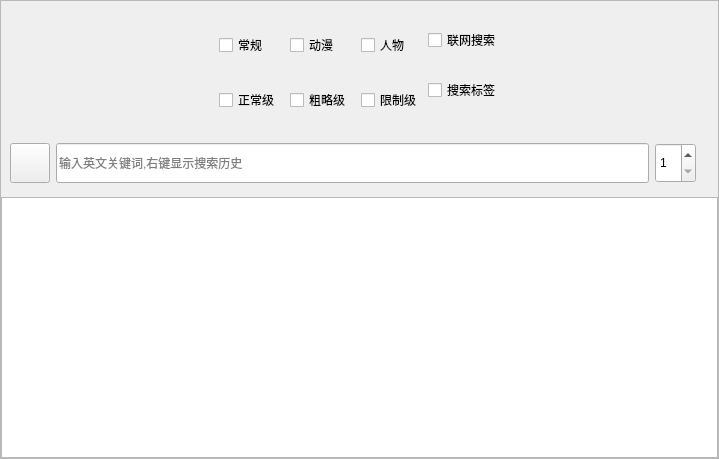
Above: FrameFlow/SubAPI/WallHaven/Desktop/SearchPage/DesignFile/SearchPage.ui from YUN-LJ/FrameFlow before the change. Below: the same form after it.
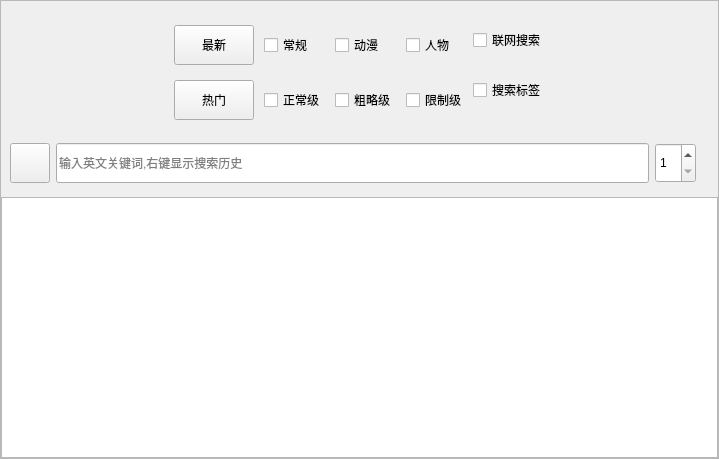
That is the form after the change. Custom widgets are drawn as their Qt base class.

Patch:
```diff
--- a/FrameFlow/SubAPI/WallHaven/Desktop/SearchPage/DesignFile/SearchPage.ui
+++ b/FrameFlow/SubAPI/WallHaven/Desktop/SearchPage/DesignFile/SearchPage.ui
@@ -109,8 +109,21 @@
               <property name="verticalSpacing">
                <number>15</number>
               </property>
-              <item row="0" column="0">
-               <widget class="CheckBox" name="checkBox_general">
+              <item row="0" column="3">
+               <widget class="TogglePushButton" name="checkBox_people">
+                <property name="minimumSize">
+                 <size>
+                  <width>0</width>
+                  <height>40</height>
+                 </size>
+                </property>
+                <property name="text">
+                 <string>人物</string>
+                </property>
+               </widget>
+              </item>
+              <item row="0" column="1">
+               <widget class="TogglePushButton" name="checkBox_general">
                 <property name="minimumSize">
                  <size>
                   <width>0</width>
@@ -123,33 +136,7 @@
                </widget>
               </item>
               <item row="1" column="1">
-               <widget class="CheckBox" name="checkBox_sketchy">
-                <property name="minimumSize">
-                 <size>
-                  <width>0</width>
-                  <height>40</height>
-                 </size>
-                </property>
-                <property name="text">
-                 <string>粗略级</string>
-                </property>
-               </widget>
-              </item>
-              <item row="0" column="1">
-               <widget class="CheckBox" name="checkBox_anime">
-                <property name="minimumSize">
-                 <size>
-                  <width>0</width>
-                  <height>40</height>
-                 </size>
-                </property>
-                <property name="text">
-                 <string>动漫</string>
-                </property>
-               </widget>
-              </item>
-              <item row="1" column="0">
-               <widget class="CheckBox" name="checkBox_sfw">
+               <widget class="TogglePushButton" name="checkBox_sfw">
                 <property name="minimumSize">
                  <size>
                   <width>0</width>
@@ -161,8 +148,8 @@
                 </property>
                </widget>
               </item>
-              <item row="1" column="2">
-               <widget class="CheckBox" name="checkBox_nsfw">
+              <item row="1" column="3">
+               <widget class="TogglePushButton" name="checkBox_nsfw">
                 <property name="minimumSize">
                  <size>
                   <width>0</width>
@@ -174,8 +161,21 @@
                 </property>
                </widget>
               </item>
+              <item row="1" column="2">
+               <widget class="TogglePushButton" name="checkBox_sketchy">
+                <property name="minimumSize">
+                 <size>
+                  <width>0</width>
+                  <height>40</height>
+                 </size>
+                </property>
+                <property name="text">
+                 <string>粗略级</string>
+                </property>
+               </widget>
+              </item>
               <item row="0" column="2">
-               <widget class="CheckBox" name="checkBox_people">
+               <widget class="TogglePushButton" name="checkBox_anime">
                 <property name="minimumSize">
                  <size>
                   <width>0</width>
@@ -183,7 +183,33 @@
                  </size>
                 </property>
                 <property name="text">
-                 <string>人物</string>
+                 <string>动漫</string>
+                </property>
+               </widget>
+              </item>
+              <item row="0" column="0">
+               <widget class="PrimaryPushButton" name="pushButton_latest">
+                <property name="minimumSize">
+                 <size>
+                  <width>0</width>
+                  <height>40</height>
+                 </size>
+                </property>
+                <property name="text">
+                 <string>最新</string>
+                </property>
+               </widget>
+              </item>
+              <item row="1" column="0">
+               <widget class="PrimaryPushButton" name="pushButton_hot">
+                <property name="minimumSize">
+                 <size>
+                  <width>0</width>
+                  <height>40</height>
+                 </size>
+                </property>
+                <property name="text">
+                 <string>热门</string>
                 </property>
                </widget>
               </item>
@@ -361,11 +387,6 @@
    <extends>QLineEdit</extends>
    <header>qfluentwidgets.components.widgets</header>
   </customwidget>
-  <customwidget>
-   <class>CheckBox</class>
-   <extends>QCheckBox</extends>
-   <header>qfluentwidgets.components.widgets</header>
-  </customwidget>
   <customwidget>
    <class>PrimaryToolButton</class>
    <extends>QPushButton</extends>
@@ -377,14 +398,25 @@
    <header>Fun.QtWidget</header>
    <container>1</container>
   </customwidget>
+  <customwidget>
+   <class>CardWidget</class>
+   <extends>QWidget</extends>
+   <header>qfluentwidgets</header>
+   <container>1</container>
+  </customwidget>
+  <customwidget>
+   <class>PrimaryPushButton</class>
+   <extends>QPushButton</extends>
+   <header>qfluentwidgets</header>
+  </customwidget>
   <customwidget>
    <class>SpinBox</class>
    <extends>QSpinBox</extends>
    <header>qfluentwidgets</header>
   </customwidget>
   <customwidget>
-   <class>CardWidget</class>
-   <extends>QWidget</extends>
+   <class>TogglePushButton</class>
+   <extends>QCheckBox</extends>
    <header>qfluentwidgets</header>
    <container>1</container>
   </customwidget>
```
Left out of the diff: 1 changed line with no effect on the pictures.
